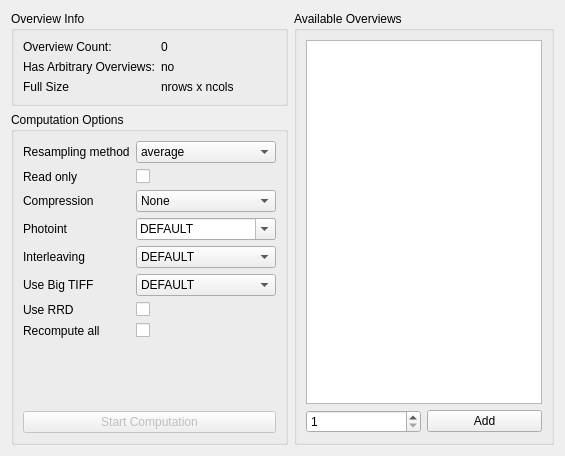
First picture: the form in gsdview/gdalbackend/ui/overview.ui, repository avalentino/gsdview, before the edit.
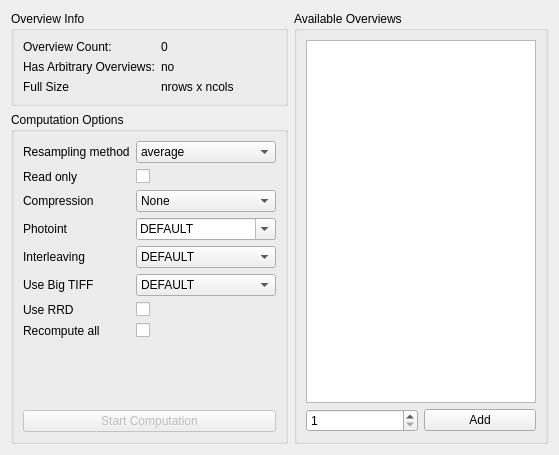
Second picture: the form after the edit.

```diff
--- a/gsdview/gdalbackend/ui/overview.ui
+++ b/gsdview/gdalbackend/ui/overview.ui
@@ -6,8 +6,8 @@
    <rect>
     <x>0</x>
     <y>0</y>
-    <width>565</width>
-    <height>456</height>
+    <width>559</width>
+    <height>455</height>
    </rect>
   </property>
   <property name="windowTitle">
```
